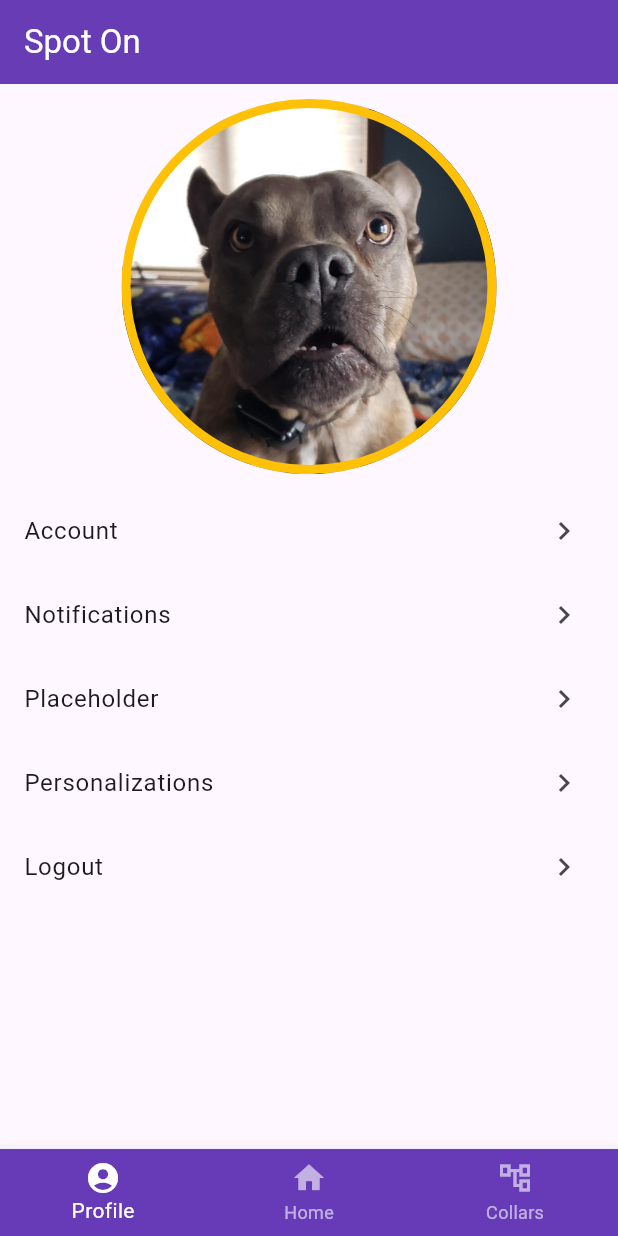
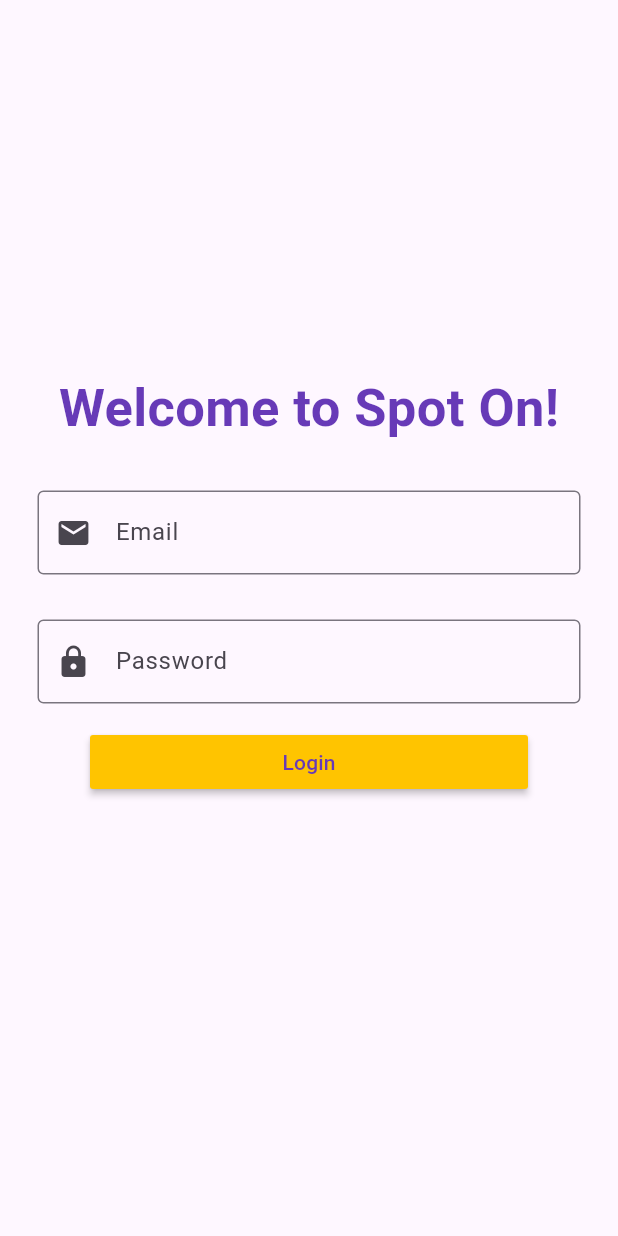
Before and after one commit to tallonch/Dog-Collar-Project, a Flutter app: the screen it shows after launch, after a tap on "Logout", on a phone screen of 412 x 824 dp. Run offline on Flutter 3.47's test engine with Material 3 defaults, Android fonts, the light colour scheme and no system bars; our stand-ins replace google_maps_flutter; missing offline and left inert: flutter_settings_screen_ex.

Commit message:
Finished up Profile and Login pages

```diff
--- a/lib/main.dart
+++ b/lib/main.dart
@@ -1,11 +1,14 @@
 import 'package:flutter/material.dart';
+import 'package:flutter_settings_screen_ex/flutter_settings_screen_ex.dart';
+import 'package:gps_dog_collar_flutter/screens/settings/login.dart';
 import 'screens/map.dart';
 import 'screens/profile.dart';
 import 'screens/collar_management.dart';
 
+Future main() async {
+  await Settings.init(cacheProvider:  SharePreferenceCache());
 
-void main() {
-  runApp(const MyApp());
+  runApp(MyApp());
 }
 
 class MyApp extends StatefulWidget {
@@ -43,8 +46,8 @@
         body: screens[currentIndex],
         bottomNavigationBar: BottomNavigationBar(
           backgroundColor: Colors.deepPurple,
-          selectedItemColor: Colors.white,
-          unselectedItemColor: Colors.white60,
+          selectedItemColor: Colors.amberAccent[400],
+          unselectedItemColor: Colors.blueGrey[950],
           items: const [
             BottomNavigationBarItem(
               label: 'Profile',
--- a/lib/screens/profile.dart
+++ b/lib/screens/profile.dart
@@ -1,4 +1,8 @@
 import 'package:flutter/material.dart';
+import 'settings/login.dart';
+import 'settings/account.dart';
+import 'settings/notification.dart';
+import 'settings/personalization.dart';
 
 class Profile extends StatelessWidget{
   Profile({super.key});
@@ -21,47 +25,46 @@
                 shape: BoxShape.circle,
                 image: DecorationImage(image: AssetImage('assets/dog-image.jpg')),
               ),
-
             ),
             ListTile(
               title: Text('Account'),
               trailing: Icon(Icons.navigate_next),
               onTap: () {
-                print("Account Button Pressed");
+                Navigator.push(context, MaterialPageRoute(builder: (context) {return Account();},));
               } ,
               splashColor: Colors.amberAccent[400],
+              textColor: Colors.deepPurple,
+              iconColor: Colors.deepPurple,
               ),
             ListTile(
               title: Text('Notifications'),
               trailing: Icon(Icons.navigate_next),
               onTap: () {
-                print("Notifications Button Pressed");
+                Navigator.push(context, MaterialPageRoute(builder: (context) {return NotificationsPage();},));
               } ,
               splashColor: Colors.amberAccent[400],
-              ),
-            ListTile(
-              title: Text('Placeholder'),
-              trailing: Icon(Icons.navigate_next),
-              onTap: () {
-                print("Placeholder Button Pressed");
-              } ,
-              splashColor: Colors.amberAccent[400],
+              textColor: Colors.deepPurple,
+              iconColor: Colors.deepPurple,
               ),
             ListTile(
               title: Text('Personalizations'),
               trailing: Icon(Icons.navigate_next),
               onTap: () {
-                print("Personalizations Button Pressed");
+                Navigator.push(context, MaterialPageRoute(builder: (context) {return PersonalizationPage();},));
               } ,
               splashColor: Colors.amberAccent[400],
+              textColor: Colors.deepPurple,
+              iconColor: Colors.deepPurple,
               ),
             ListTile(
               title: Text('Logout'),
               trailing: Icon(Icons.navigate_next),
               onTap: () {
-                print("Logout Button Pressed");
+                Navigator.push(context, MaterialPageRoute(builder: (context) {return Login();},));
               } ,
               splashColor: Colors.amberAccent[400],
+              textColor: Colors.deepPurple,
+              iconColor: Colors.deepPurple,
               ),
       ])
     );
--- /dev/null
+++ b/lib/screens/settings/login.dart
@@ -0,0 +1,116 @@
+import 'package:flutter/material.dart';
+import 'package:flutter/widgets.dart';
+
+class Login extends StatelessWidget {
+  const Login({super.key});
+
+
+
+  @override
+  Widget build(BuildContext context) {
+  final String mailKey = 'honeal1@atu.edu';
+  final String passKey = 'abc123';
+
+  String mailAttempt = '';
+  String passAttempt = '';
+
+    return Scaffold(
+      resizeToAvoidBottomInset: false,
+      body: Column(
+
+        mainAxisAlignment: MainAxisAlignment.center,
+        crossAxisAlignment: CrossAxisAlignment.center,
+        children: [
+          Text(
+            'Welcome to Spot On!',
+            style: TextStyle(
+              fontSize: 35,
+              color: Colors.deepPurple,
+              fontWeight: FontWeight.bold
+            ),
+          ),
+
+          Padding(
+            padding: const EdgeInsets.symmetric(vertical: 30.0, horizontal: 25),
+            child: Form(
+                child: Column(
+                  children: [
+                    TextFormField(
+                      keyboardType: TextInputType.emailAddress,
+                      decoration: InputDecoration(
+                        labelText: 'Email',
+                        hintText: 'Enter Email',
+                        prefixIcon: Icon(Icons.email),
+                        border: OutlineInputBorder(),
+                      ),
+                      onChanged: (String mail) {
+                          mailAttempt = mail;
+                      },
+                      validator: (mail){
+                        return mail!.isEmpty ? 'Please enter valid Email' : null;
+                      },
+                    ),
+
+                    SizedBox(height: 30,),
+
+                    TextFormField(
+                      keyboardType: TextInputType.visiblePassword,
+                      decoration: InputDecoration(
+                        labelText: 'Password',
+                        hintText: 'Enter Pass',
+                        prefixIcon: Icon(Icons.lock),
+                        border: OutlineInputBorder(),
+                      ),
+                      onChanged: (String pass) {
+                          passAttempt = pass;
+                      },
+                      validator: (pass){
+                        return pass!.isEmpty ? 'Please enter password' : null;
+                      },
+                    ),
+
+                    Padding(
+                      padding: const EdgeInsets.symmetric(horizontal: 35, vertical: 15),
+                      child: MaterialButton(
+                        minWidth: double.infinity,
+                        onPressed: () {
+                            if(
+                              mailAttempt == mailKey && passAttempt == passKey
+                            ){
+                              Navigator.pop(context);
+                            }else{
+                              openDialog(context);
+                            }
+                        },
+                        child: Text('Login'),
+                        color: Colors.amberAccent[400],
+                        textColor: Colors.deepPurple,
+                      ),
+                    )
+                  ],
+                ),
+            ),
+          ),
+        ],
+      ),
+    );
+  }
+
+  Future openDialog(BuildContext context) => showDialog(
+    context: context,
+    builder: (BuildContext context) => AlertDialog(
+      title: const Text('Incorrect Email or Password', style: TextStyle(color: Colors.amber),),
+
+      backgroundColor: Colors.deepPurple,
+      contentTextStyle: const TextStyle(color: Colors.white),
+
+      actions: <Widget>[
+        TextButton(
+          onPressed: () => Navigator.pop(context, 'OK'),
+          child: const Text('OK'),
+        ),
+      ],
+    ),
+  );
+
+}
```
Also changed, not shown: lib/screens/settings/account.dart (added, +75 -0 lines), lib/screens/settings/notification.dart (added, +75 -0 lines), lib/screens/settings/personalization.dart (added, +71 -0 lines), lib/templates/basic_textfield.dart (added, +11 -0 lines), pubspec.lock.
